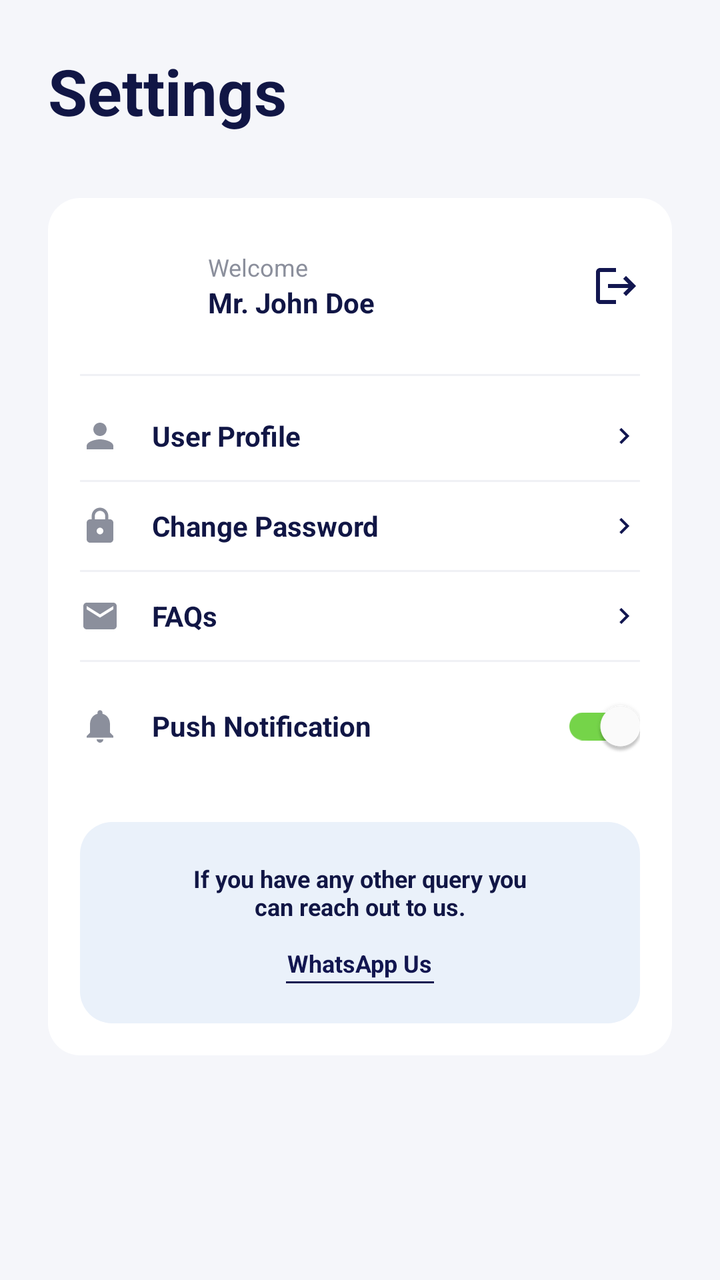
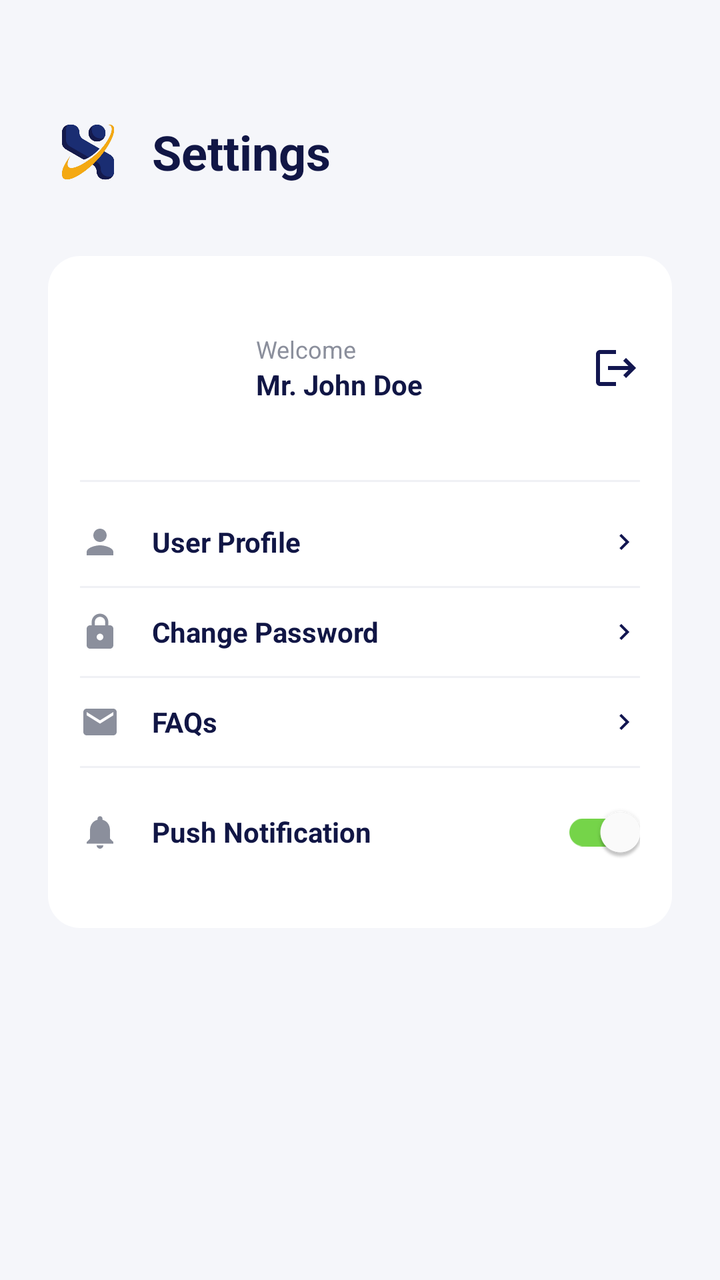

Two renders of the same Android screen: before a commit and after it. Below are the layout's source before the change and the commit's diff.
<!-- AndroidManifest.xml: activity theme Theme.MaterialComponents.Light.NoActionBar -->
<!-- res/layout/fragment_profile.xml -->
<?xml version="1.0" encoding="utf-8"?>
<androidx.core.widget.NestedScrollView xmlns:android="http://schemas.android.com/apk/res/android"
    xmlns:app="http://schemas.android.com/apk/res-auto"
    android:layout_width="match_parent"
    android:layout_height="match_parent"
    android:background="#F5F6FA"
    android:fillViewport="true">

    <LinearLayout
        android:layout_width="match_parent"
        android:layout_height="wrap_content"
        android:orientation="vertical"
        android:padding="24dp">

        
        <TextView
            android:layout_width="wrap_content"
            android:layout_height="wrap_content"
            android:text="Settings"
            android:textColor="#111645"
            android:textSize="32sp"
            android:textStyle="bold"
            android:layout_marginBottom="32dp" />

        <LinearLayout
            android:layout_width="match_parent"
            android:layout_height="wrap_content"
            android:orientation="vertical"
            android:background="@drawable/bg_rounded_white_card"
            android:elevation="0dp"
            android:paddingTop="8dp"
            android:paddingBottom="16dp">

            
            <RelativeLayout
                android:layout_width="match_parent"
                android:layout_height="wrap_content"
                android:paddingHorizontal="16dp"
                android:paddingVertical="12dp">

                <com.google.android.material.imageview.ShapeableImageView
                    android:id="@+id/ivAvatar"
                    android:layout_width="48dp"
                    android:layout_height="48dp"
                    android:layout_centerVertical="true"
                    android:scaleType="centerCrop"
                    android:src="@drawable/ic_avatar"
                    app:shapeAppearanceOverlay="@style/ShapeAppearanceOverlay.App.CornerSize50Percent" />

                <LinearLayout
                    android:layout_width="wrap_content"
                    android:layout_height="wrap_content"
                    android:layout_centerVertical="true"
                    android:layout_marginStart="16dp"
                    android:layout_toEndOf="@id/ivAvatar"
                    android:orientation="vertical">

                    <TextView
                        android:layout_width="wrap_content"
                        android:layout_height="wrap_content"
                        android:text="Welcome"
                        android:textColor="#8B8F9C"
                        android:textSize="12sp" />

                    <TextView
                        android:id="@+id/tvName"
                        android:layout_width="wrap_content"
                        android:layout_height="wrap_content"
                        android:text="Mr. John Doe"
                        android:textColor="#111645"
                        android:textSize="14sp"
                        android:textStyle="bold" />
                </LinearLayout>

                <ImageView
                    android:id="@+id/btnLogout"
                    android:layout_width="24dp"
                    android:layout_height="24dp"
                    android:layout_alignParentEnd="true"
                    android:layout_centerVertical="true"
                    android:src="@drawable/ic_exit"
                    app:tint="#121650"
                    android:background="?attr/selectableItemBackgroundBorderless"
                    android:clickable="true"
                    android:focusable="true"/>
            </RelativeLayout>

            <View android:layout_width="match_parent" android:layout_height="1dp" android:background="#F0F1F5" android:layout_marginHorizontal="16dp" android:layout_marginVertical="8dp" />

            
            <LinearLayout
                android:id="@+id/btnPersonalInfo"
                android:layout_width="match_parent"
                android:layout_height="wrap_content"
                android:orientation="horizontal"
                android:paddingHorizontal="16dp"
                android:paddingVertical="12dp"
                android:gravity="center_vertical"
                android:clickable="true"
                android:focusable="true"
                android:background="?attr/selectableItemBackground">

                <ImageView
                    android:layout_width="20dp"
                    android:layout_height="20dp"
                    android:src="@drawable/ic_nav_profile"
                    app:tint="#8B8F9C" />

                <TextView
                    android:layout_width="0dp"
                    android:layout_height="wrap_content"
                    android:layout_weight="1"
                    android:layout_marginStart="16dp"
                    android:text="User Profile"
                    android:textColor="#111645"
                    android:textSize="14sp"
                    android:textStyle="bold"/>

                <ImageView
                    android:layout_width="16dp"
                    android:layout_height="16dp"
                    android:src="@drawable/ic_chevron_right"
                    app:tint="#121650" />
            </LinearLayout>

            <View android:layout_width="match_parent" android:layout_height="1dp" android:background="#F0F1F5" android:layout_marginHorizontal="16dp" />

            
            <LinearLayout
                android:id="@+id/btnChangePassword"
                android:layout_width="match_parent"
                android:layout_height="wrap_content"
                android:orientation="horizontal"
                android:paddingHorizontal="16dp"
                android:paddingVertical="12dp"
                android:gravity="center_vertical"
                android:clickable="true"
                android:focusable="true"
                android:background="?attr/selectableItemBackground">

                <ImageView
                    android:layout_width="20dp"
                    android:layout_height="20dp"
                    android:src="@drawable/ic_lock_outline"
                    app:tint="#8B8F9C" />

                <TextView
                    android:layout_width="0dp"
                    android:layout_height="wrap_content"
                    android:layout_weight="1"
                    android:layout_marginStart="16dp"
                    android:text="Change Password"
                    android:textColor="#111645"
                    android:textSize="14sp"
                    android:textStyle="bold"/>

                <ImageView
                    android:layout_width="16dp"
                    android:layout_height="16dp"
                    android:src="@drawable/ic_chevron_right"
                    app:tint="#121650" />
            </LinearLayout>

            <View android:layout_width="match_parent" android:layout_height="1dp" android:background="#F0F1F5" android:layout_marginHorizontal="16dp" />

            
            <LinearLayout
                android:id="@+id/btnFaq"
                android:layout_width="match_parent"
                android:layout_height="wrap_content"
                android:orientation="horizontal"
                android:paddingHorizontal="16dp"
                android:paddingVertical="12dp"
                android:gravity="center_vertical"
                android:clickable="true"
                android:focusable="true"
                android:background="?attr/selectableItemBackground">

                <ImageView
                    android:layout_width="20dp"
                    android:layout_height="20dp"
                    android:src="@drawable/ic_email_outline"
                    app:tint="#8B8F9C" />

                <TextView
                    android:layout_width="0dp"
                    android:layout_height="wrap_content"
                    android:layout_weight="1"
                    android:layout_marginStart="16dp"
                    android:text="FAQs"
                    android:textColor="#111645"
                    android:textSize="14sp"
                    android:textStyle="bold"/>

                <ImageView
                    android:layout_width="16dp"
                    android:layout_height="16dp"
                    android:src="@drawable/ic_chevron_right"
                    app:tint="#121650" />
            </LinearLayout>

            <View android:layout_width="match_parent" android:layout_height="1dp" android:background="#F0F1F5" android:layout_marginHorizontal="16dp" />

            
            <LinearLayout
                android:layout_width="match_parent"
                android:layout_height="wrap_content"
                android:orientation="horizontal"
                android:paddingHorizontal="16dp"
                android:paddingVertical="8dp"
                android:gravity="center_vertical">

                <ImageView
                    android:layout_width="20dp"
                    android:layout_height="20dp"
                    android:src="@drawable/ic_notifications"
                    app:tint="#8B8F9C" />

                <TextView
                    android:layout_width="0dp"
                    android:layout_height="wrap_content"
                    android:layout_weight="1"
                    android:layout_marginStart="16dp"
                    android:text="Push Notification"
                    android:textColor="#111645"
                    android:textSize="14sp"
                    android:textStyle="bold"/>

                <com.google.android.material.switchmaterial.SwitchMaterial
                    android:layout_width="wrap_content"
                    android:layout_height="wrap_content"
                    android:checked="true"
                    app:trackTint="#75D449"
                    app:thumbTint="#FFFFFF"/>
            </LinearLayout>

            
            
            <LinearLayout
                android:layout_width="match_parent"
                android:layout_height="wrap_content"
                android:orientation="vertical"
                android:background="@drawable/bg_support_card"
                android:layout_marginHorizontal="16dp"
                android:layout_marginTop="16dp"
                android:padding="20dp"
                android:gravity="center">

                <TextView
                    android:layout_width="match_parent"
                    android:layout_height="wrap_content"
                    android:text="If you have any other query you\ncan reach out to us."
                    android:textColor="#111645"
                    android:textSize="12sp"
                    android:textStyle="bold"
                    android:textAlignment="center"
                    android:layout_marginBottom="12dp" />

                <TextView
                    android:id="@+id/btnWhatsapp"
                    android:layout_width="wrap_content"
                    android:layout_height="wrap_content"
                    android:text="WhatsApp Us"
                    android:textColor="#121650"
                    android:textSize="12sp"
                    android:textStyle="bold"
                    android:background="?attr/selectableItemBackgroundBorderless"
                    android:clickable="true"
                    android:focusable="true"/>
                <View
                    android:layout_width="74dp"
                    android:layout_height="1dp"
                    android:background="#121650"
                    android:layout_marginTop="1dp"/>
            </LinearLayout>

        </LinearLayout>
        
        <View android:layout_width="match_parent" android:layout_height="16dp"/>

    </LinearLayout>
</androidx.core.widget.NestedScrollView>
<!-- resources referenced by this layout -->
<resources>
  <!-- drawable bg_rounded_white_card (drawable) -->
  <?xml version="1.0" encoding="utf-8"?>
  <shape xmlns:android="http://schemas.android.com/apk/res/android">
      <solid android:color="#FFFFFF" />
      <corners android:radius="16dp" />
  </shape>
  <!-- drawable bg_support_card (drawable) -->
  <?xml version="1.0" encoding="utf-8"?>
  <shape xmlns:android="http://schemas.android.com/apk/res/android">
      <solid android:color="#EAF1FA" />
      <corners android:radius="16dp" />
  </shape>
  <!-- drawable ic_chevron_right (drawable) -->
  <vector xmlns:android="http://schemas.android.com/apk/res/android"
      android:width="24dp"
      android:height="24dp"
      android:viewportWidth="24.0"
      android:viewportHeight="24.0"
      android:tint="?attr/colorControlNormal">
      <path
          android:fillColor="@android:color/white"
          android:pathData="M10,6L8.59,7.41 13.17,12l-4.58,4.59L10,18l6,-6z"/>
  </vector>
  <!-- drawable ic_email_outline (drawable) -->
  <vector xmlns:android="http://schemas.android.com/apk/res/android"
      android:width="24dp"
      android:height="24dp"
      android:viewportWidth="24"
      android:viewportHeight="24"
      android:tint="#9CA3AF">
    <path android:fillColor="@android:color/white" android:pathData="M20,4H4c-1.1,0 -1.99,0.9 -1.99,2L2,18c0,1.1 0.9,2 2,2h16c1.1,0 2,-0.9 2,-2V6c0,-1.1 -0.9,-2 -2,-2zm0,4l-8,5 -8,-5V6l8,5 8,-5v2z"/>
  </vector>
  <!-- drawable ic_exit (drawable) -->
  <vector xmlns:android="http://schemas.android.com/apk/res/android"
      android:width="24dp"
      android:height="24dp"
      android:viewportWidth="24"
      android:viewportHeight="24"
      android:tint="#FFFFFF">
      <path
          android:fillColor="@android:color/white"
          android:pathData="M17,7l-1.41,1.41L18.17,11H8v2h10.17l-2.58,2.58L17,17l5,-5zM4,5h8V3H4c-1.1,0 -2,0.9 -2,2v14c0,1.1 0.9,2 2,2h8v-2H4V5z"/>
  </vector>
  <!-- drawable ic_lock_outline (drawable) -->
  <vector xmlns:android="http://schemas.android.com/apk/res/android"
      android:width="24dp"
      android:height="24dp"
      android:viewportWidth="24"
      android:viewportHeight="24"
      android:tint="#9CA3AF">
    <path android:fillColor="@android:color/white" android:pathData="M18,8h-1V6c0,-2.76 -2.24,-5 -5,-5S7,3.24 7,6v2H6c-1.1,0 -2,0.9 -2,2v10c0,1.1 0.9,2 2,2h12c1.1,0 2,-0.9 2,-2V10c0,-1.1 -0.9,-2 -2,-2zm-6,9c-1.1,0 -2,-0.9 -2,-2s0.9,-2 2,-2 2,0.9 2,2 -0.9,2 -2,2zm3.1,-9H8.9V6c0,-1.71 1.39,-3.1 3.1,-3.1 1.71,0 3.1,1.39 3.1,3.1v2z"/>
  </vector>
  <!-- drawable ic_nav_profile (drawable) -->
  <vector xmlns:android="http://schemas.android.com/apk/res/android"
      android:width="24dp"
      android:height="24dp"
      android:viewportWidth="24"
      android:viewportHeight="24">
    <path
        android:pathData="M12,12c2.21,0 4,-1.79 4,-4s-1.79,-4 -4,-4 -4,1.79 -4,4 1.79,4 4,4zm0,2c-2.67,0 -8,1.34 -8,4v2h16v-2c0,-2.66 -5.33,-4 -8,-4z"
        android:fillColor="@color/nav_inactive_gray"/>
  </vector>
  <!-- drawable ic_notifications (drawable) -->
  <vector xmlns:android="http://schemas.android.com/apk/res/android"
      android:width="24dp"
      android:height="24dp"
      android:viewportWidth="24"
      android:viewportHeight="24">
    <path
        android:fillColor="#000000"
        android:pathData="M12,22c1.1,0 2,-0.9 2,-2h-4c0,1.1 0.9,2 2,2zM18,16v-5c0,-3.07 -1.63,-5.64 -4.5,-6.32V4c0,-0.83 -0.67,-1.5 -1.5,-1.5s-1.5,0.67 -1.5,1.5v0.68C7.64,5.36 6,7.92 6,11v5l-2,2v1h16v-1l-2,-2z"/>
  </vector>
  <style name="ShapeAppearanceOverlay.App.CornerSize50Percent" parent="">
          <item name="cornerSize">50%</item>
      </style>
  <color name="nav_inactive_gray">#9CA3AF</color>
  <!-- unchanged entries left out for length: 1 -->
</resources>

<!-- the commit's change to res/layout/fragment_profile.xml (unified diff, before → after) -->
@@ -13,14 +13,28 @@
         android:padding="24dp">
 
         
-        <TextView
-            android:layout_width="wrap_content"
+        <LinearLayout
+            android:layout_width="match_parent"
             android:layout_height="wrap_content"
-            android:text="Settings"
-            android:textColor="#111645"
-            android:textSize="32sp"
-            android:textStyle="bold"
-            android:layout_marginBottom="32dp" />
+            android:orientation="horizontal"
+            android:gravity="center_vertical"
+            android:layout_marginTop="32dp"
+            android:layout_marginBottom="32dp">
+
+            <ImageView
+                android:layout_width="40dp"
+                android:layout_height="40dp"
+                android:layout_marginEnd="12dp"
+                android:src="@drawable/logo_face_recognition" />
+
+            <TextView
+                android:layout_width="wrap_content"
+                android:layout_height="wrap_content"
+                android:text="Settings"
+                android:textColor="#111645"
+                android:textSize="24sp"
+                android:textStyle="bold" />
+        </LinearLayout>
 
         <LinearLayout
             android:layout_width="match_parent"
@@ -40,8 +54,8 @@
 
                 <com.google.android.material.imageview.ShapeableImageView
                     android:id="@+id/ivAvatar"
-                    android:layout_width="48dp"
-                    android:layout_height="48dp"
+                    android:layout_width="72dp"
+                    android:layout_height="72dp"
                     android:layout_centerVertical="true"
                     android:scaleType="centerCrop"
                     android:src="@drawable/ic_avatar"
@@ -234,45 +248,7 @@
                     app:thumbTint="#FFFFFF"/>
             </LinearLayout>
 
-            
-            
-            <LinearLayout
-                android:layout_width="match_parent"
-                android:layout_height="wrap_content"
-                android:orientation="vertical"
-                android:background="@drawable/bg_support_card"
-                android:layout_marginHorizontal="16dp"
-                android:layout_marginTop="16dp"
-                android:padding="20dp"
-                android:gravity="center">
-
-                <TextView
-                    android:layout_width="match_parent"
-                    android:layout_height="wrap_content"
-                    android:text="If you have any other query you\ncan reach out to us."
-                    android:textColor="#111645"
-                    android:textSize="12sp"
-                    android:textStyle="bold"
-                    android:textAlignment="center"
-                    android:layout_marginBottom="12dp" />
-
-                <TextView
-                    android:id="@+id/btnWhatsapp"
-                    android:layout_width="wrap_content"
-                    android:layout_height="wrap_content"
-                    android:text="WhatsApp Us"
-                    android:textColor="#121650"
-                    android:textSize="12sp"
-                    android:textStyle="bold"
-                    android:background="?attr/selectableItemBackgroundBorderless"
-                    android:clickable="true"
-                    android:focusable="true"/>
-                <View
-                    android:layout_width="74dp"
-                    android:layout_height="1dp"
-                    android:background="#121650"
-                    android:layout_marginTop="1dp"/>
-            </LinearLayout>
+
 
         </LinearLayout>
         
<!-- resource entries referenced after the edit -->
@@ -4,12 +4,6 @@
   <?xml version="1.0" encoding="utf-8"?>
   <shape xmlns:android="http://schemas.android.com/apk/res/android">
       <solid android:color="#FFFFFF" />
-      <corners android:radius="16dp" />
-  </shape>
-  <!-- drawable bg_support_card (drawable) -->
-  <?xml version="1.0" encoding="utf-8"?>
-  <shape xmlns:android="http://schemas.android.com/apk/res/android">
-      <solid android:color="#EAF1FA" />
       <corners android:radius="16dp" />
   </shape>
   <!-- drawable ic_chevron_right (drawable) -->
@@ -72,6 +66,7 @@
         android:fillColor="#000000"
         android:pathData="M12,22c1.1,0 2,-0.9 2,-2h-4c0,1.1 0.9,2 2,2zM18,16v-5c0,-3.07 -1.63,-5.64 -4.5,-6.32V4c0,-0.83 -0.67,-1.5 -1.5,-1.5s-1.5,0.67 -1.5,1.5v0.68C7.64,5.36 6,7.92 6,11v5l-2,2v1h16v-1l-2,-2z"/>
   </vector>
+  <!-- drawable logo_face_recognition: png bitmap (drawable, 96573 bytes) -->
   <style name="ShapeAppearanceOverlay.App.CornerSize50Percent" parent="">
           <item name="cornerSize">50%</item>
       </style>
